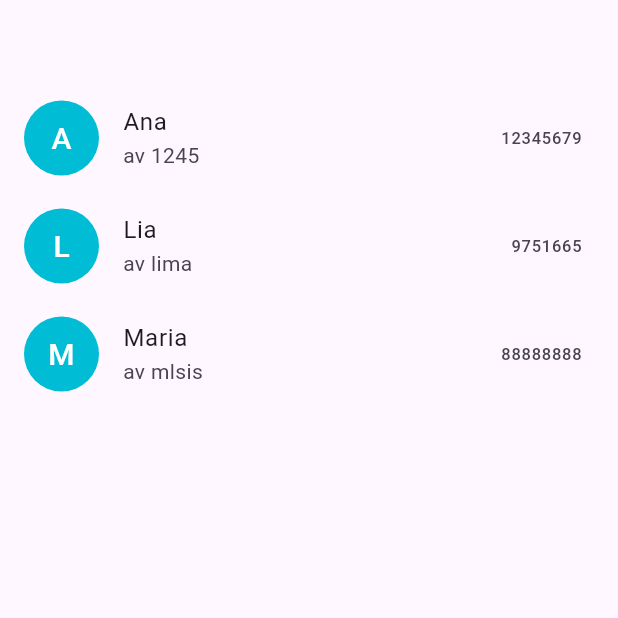
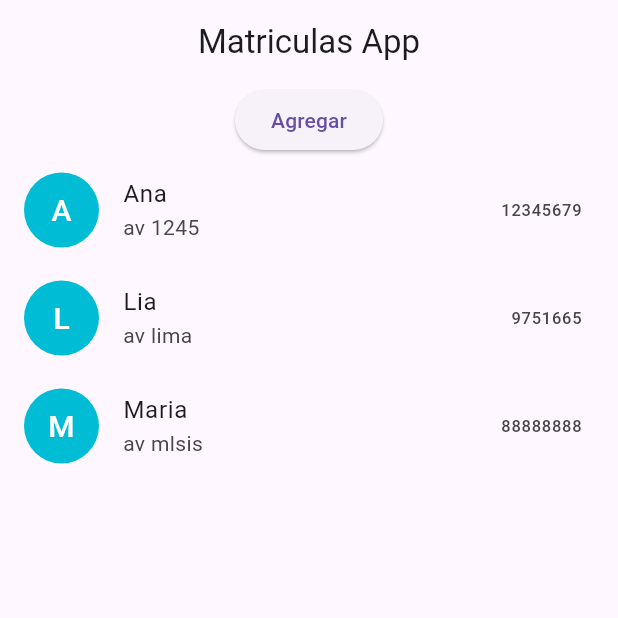
Before and after one commit to fr4nsgallegos/matriculasappg7, a Flutter app: the screen it shows after launch, on a phone screen of 412 x 824 dp, the top half of it. Run offline on Flutter 3.47's test engine with Material 3 defaults, Android fonts, the phone set to English and light mode, and no system bars.

Commit message:
add person on people list

```diff
--- a/lib/main.dart
+++ b/lib/main.dart
@@ -9,9 +9,15 @@ void main() {
   );
 }
 
-class MatriculasHome extends StatelessWidget {
+class MatriculasHome extends StatefulWidget {
+  @override
+  State<MatriculasHome> createState() => _MatriculasHomeState();
+}
+
+class _MatriculasHomeState extends State<MatriculasHome> {
   List<String> names = ["ana", "paz", "luana"];
-  List<Map<String, dynamic>> people = [
+
+  List<Map<String, dynamic>> peopleList = [
     {"name": "Ana", "adress": "av 1245", "phone": "12345679"},
     {"name": "Lia", "adress": "av lima", "phone": "9751665"},
     {"name": "Maria", "adress": "av mlsis", "phone": "88888888"},
@@ -20,10 +26,27 @@ class MatriculasHome extends StatelessWidget {
   @override
   Widget build(BuildContext context) {
     return Scaffold(
-      appBar: AppBar(),
+      appBar: AppBar(
+        title: Text("Matriculas App"),
+        centerTitle: true,
+      ),
       body: Column(
         children: [
-          ...people.map((e) => ListTile(
+          ElevatedButton(
+            onPressed: () {
+              peopleList.add(
+                {
+                  "name": "Pedro",
+                  "adress": "av larco 789",
+                  "phone": "11111111",
+                  "DNI": "1234567"
+                },
+              );
+              setState(() {});
+            },
+            child: Text("Agregar"),
+          ),
+          ...peopleList.map((e) => ListTile(
                 leading: CircleAvatar(
                   backgroundColor: Colors.cyan,
                   radius: 25,
--- a/pubspec.yaml
+++ b/pubspec.yaml
@@ -45,7 +45,7 @@ dev_dependencies:
   # activated in the `analysis_options.yaml` file located at the root of your
   # package. See that file for information about deactivating specific lint
   # rules and activating additional ones.
-  flutter_lints: ^2.0.0
+  # flutter_lints: ^2.0.0
 
 # For information on the generic Dart part of this file, see the
 # following page: https://dart.dev/tools/pub/pubspec
```
Also changed, not shown: pubspec.lock.
